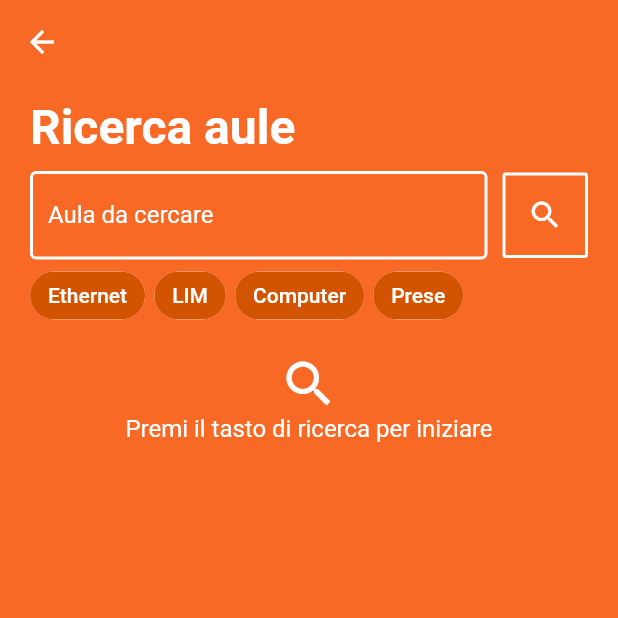
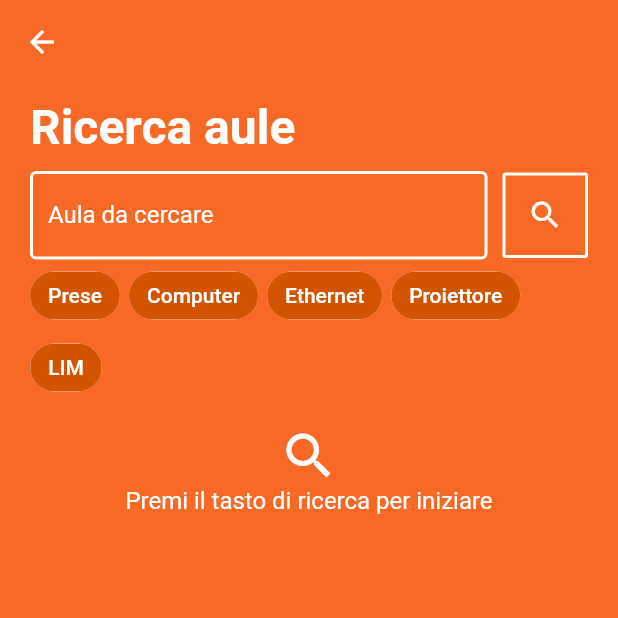
Before and after one commit to is-sobrero/mySobrero, a Flutter app: the RicercaAuleView screen opened directly, on a phone screen of 412 x 824 dp, the top half of it. Run offline on Flutter 3.47's test engine with Material 2 defaults, Android fonts, the phone set to English and light mode, and no system bars; our stand-ins replace auto_size_text, cached_network_image, cloud_firestore, expandable, firebase_analytics, firebase_crashlytics and 10 more; missing offline and left inert: cuberto_bottom_bar, flutter_custom_tabs, flutter_statusbarcolor, launch_review; accounts and stored records are empty.

Commit message:
Migliorie ricerca aule, cambiato progress su Situazione Voti

```diff
--- a/lib/ricercaaule.dart
+++ b/lib/ricercaaule.dart
@@ -103,10 +103,11 @@ class _RicercaAuleState extends State<RicercaAuleView> with SingleTickerProvider
   }*/
 
   final List<FilterEntry> _cast = <FilterEntry>[
-    const FilterEntry('Ethernet', 0),
-    const FilterEntry('LIM', 1),
-    const FilterEntry('Computer', 2),
-    const FilterEntry('Prese', 3),
+    const FilterEntry('Prese', 0),
+    const FilterEntry('Computer', 1),
+    const FilterEntry('Ethernet', 2),
+    const FilterEntry('Proiettore', 3),
+    const FilterEntry('LIM', 4)
   ];
 
   int filterIndex = 0;
@@ -301,7 +302,7 @@ class _RicercaAuleState extends State<RicercaAuleView> with SingleTickerProvider
                                                     Padding(
                                                       padding: const EdgeInsets.only(bottom: 10),
                                                       child: Text(
-                                                        "Risultati ricerca",
+                                                        "Risultati ricerca (${snapshot.data.length} aule trovate)",
                                                         style: TextStyle(
                                                             fontSize: 24,
                                                             color: Colors.white),
@@ -428,6 +429,7 @@ class _RicercaAuleState extends State<RicercaAuleView> with SingleTickerProvider
                                                                                   (snapshot.data[i2].computer ? "computer, " : "")),
                                                                                   style: TextStyle(color: Colors.white)
                                                                               ),
+                                                                              Text("Plesso: ${snapshot.data[i2].plesso}", style: TextStyle(color: Colors.white)),
                                                                             ],
                                                                           ),
                                                                         ),
--- a/pubspec.yaml
+++ b/pubspec.yaml
@@ -43,7 +43,7 @@ dependencies:
   launch_review: ^2.0.0
   async: ^2.4.0
   flutter_svg: ^0.17.2
-  syncfusion_flutter_gauges: ^17.4.51-beta
+  percent_indicator: ^2.1.1
 
   flutter:
     sdk: flutter
```
Also changed, not shown: lib/situazione.dart (+16 -28 lines), pubspec.lock.
